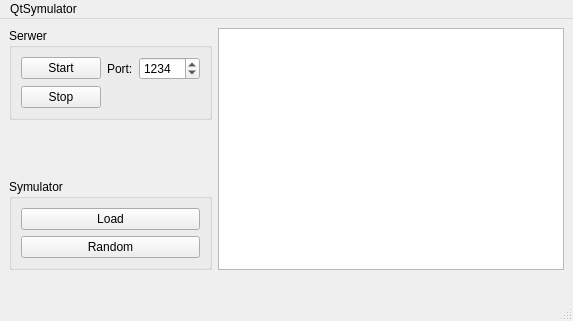
Before: the Qt Designer form mainwindow.ui in DamianJeu/QtSymulator, drawn with Qt 5.
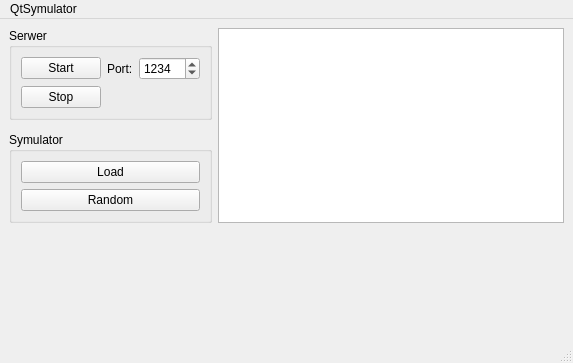
After: the same form once the commit is applied.

The edit to the form file:
```diff
--- a/mainwindow.ui
+++ b/mainwindow.ui
@@ -7,7 +7,7 @@
     <x>0</x>
     <y>0</y>
     <width>573</width>
-    <height>321</height>
+    <height>363</height>
    </rect>
   </property>
   <property name="windowTitle">
@@ -98,7 +98,7 @@
       </layout>
      </widget>
     </item>
-    <item row="1" column="1">
+    <item row="3" column="1">
      <spacer name="verticalSpacer">
       <property name="orientation">
        <enum>Qt::Vertical</enum>
```
Left out of the diff: 4 changed lines with no effect on the pictures.
